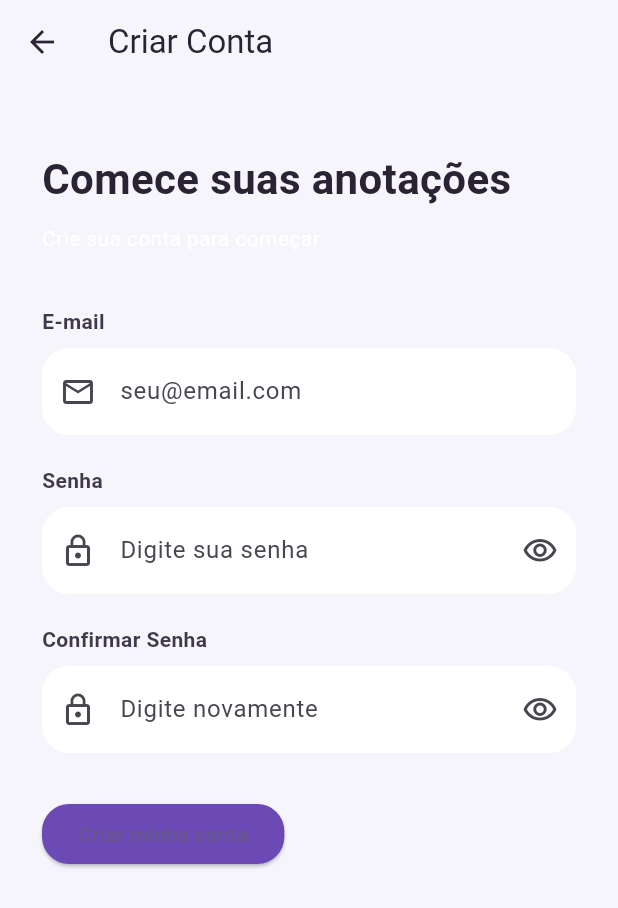
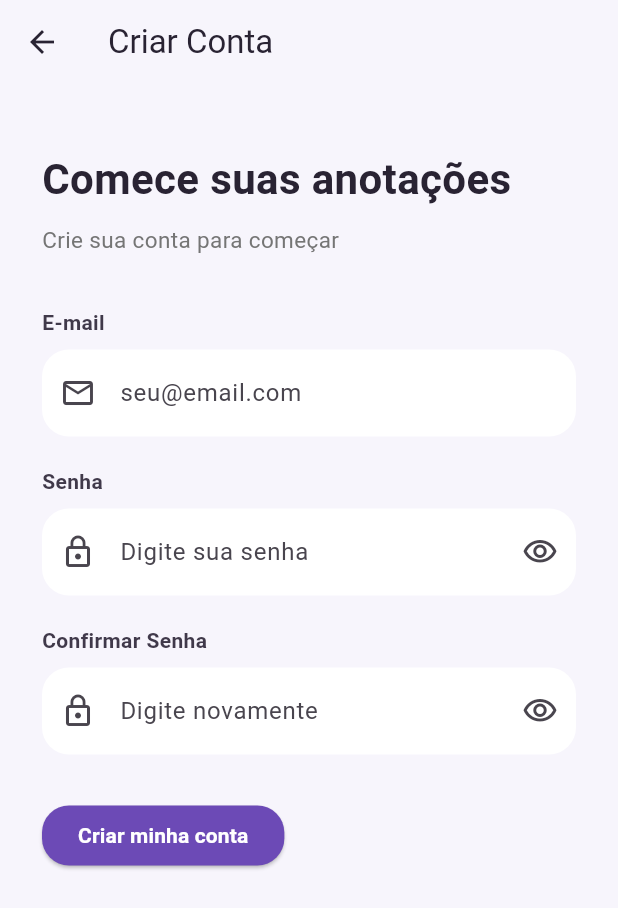
Before and after one commit to Gabriel-Palermo/Bloco-de-Notas, a Flutter app: the RegisterPage screen opened directly, on a phone screen of 412 x 824 dp. Shown: the top 908 px of the screen. Run offline on Flutter 3.47's test engine with Material 3 defaults, Android fonts, the light colour scheme and no system bars; our stand-ins replace cloud_firestore, firebase_auth, firebase_core, sqflite, sqflite_common_ffi_web; accounts and stored records are empty.

Commit message:
Atulização Final

```diff
--- a/lib/pages/register_page.dart
+++ b/lib/pages/register_page.dart
@@ -93,7 +93,7 @@ class _RegisterPageState extends State<RegisterPage> {
             SizedBox(height: 10),
             Text(
               "Crie sua conta para começar",
-              style: TextStyle(color: Colors.white),
+              style: TextStyle(color: Colors.grey[600], fontSize: 15),
             ),
             SizedBox(height: 35),
             Text(
@@ -177,7 +177,10 @@ class _RegisterPageState extends State<RegisterPage> {
                   ? CircularProgressIndicator(color: Colors.white)
                   : Text(
                       "Criar minha conta",
-                      style: TextStyle(fontWeight: FontWeight.bold),
+                      style: TextStyle(
+                        fontWeight: FontWeight.bold,
+                        color: Colors.white,
+                      ),
                     ),
             ),
           ],
```
Also changed, not shown: Prints/Captura de tela 2026-11-03 121411.png (added), Prints/Captura de tela 2026-11-03 192548.png (added), Prints/Captura de tela 2026-11-03 204840.png (added), Prints/Captura de tela 2026-11-03 204914.png (added), Prints/Captura de tela 2026-11-03 205011.png (added), Prints/Captura de tela 2026-11-03 205154.png (added), Prints/Captura de tela 2026-11-03 205217.png (added), Prints/Captura de tela 2026-11-03 205232.png (added), Prints/Captura de tela 2026-11-03 205425.png (added).
